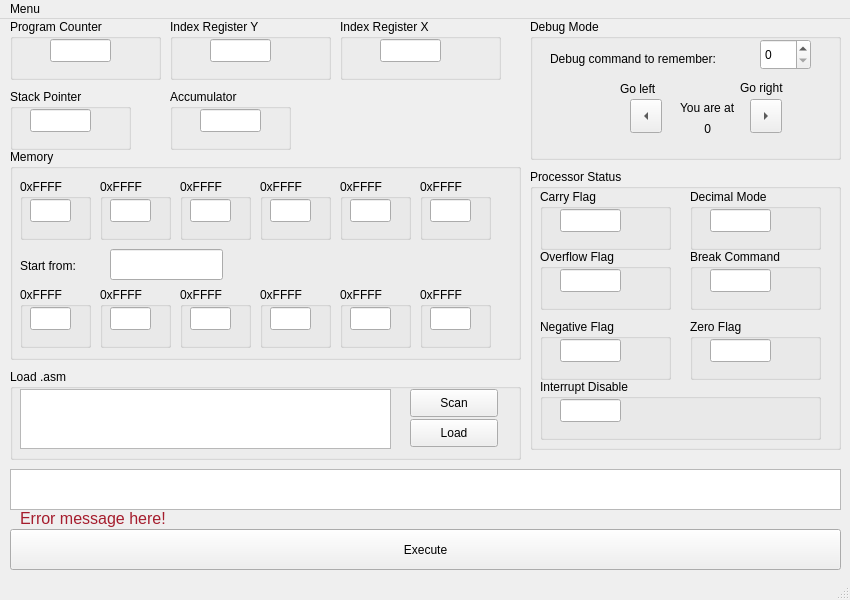
Qt form gui/concept.ui (wojciechmadry/cpu6502emulator) before a commit.
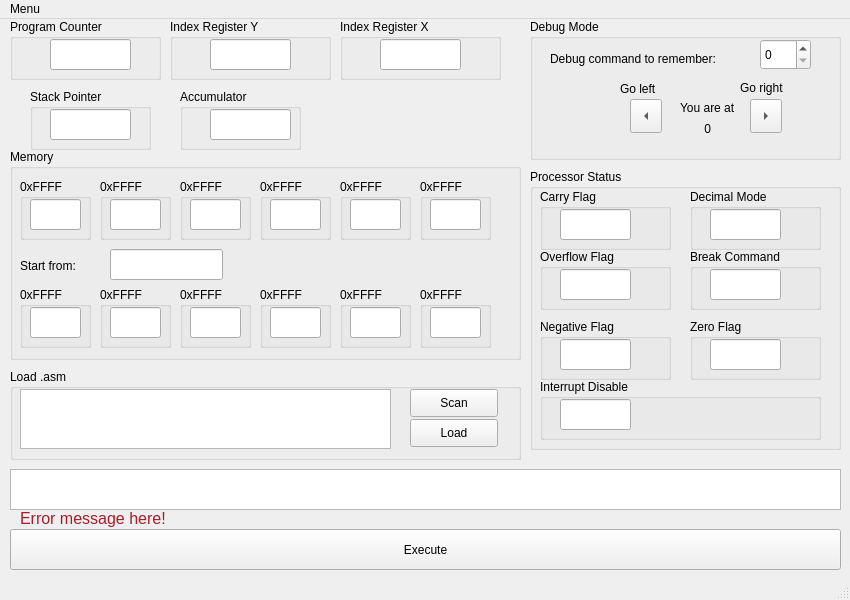
The same form after that commit. Icons and pictures are not drawn.

```diff
--- a/gui/concept.ui
+++ b/gui/concept.ui
@@ -279,8 +279,8 @@
       <rect>
        <x>40</x>
        <y>20</y>
-       <width>61</width>
-       <height>23</height>
+       <width>81</width>
+       <height>31</height>
       </rect>
      </property>
      <property name="inputMethodHints">
@@ -291,7 +291,7 @@
    <widget class="QGroupBox" name="SP_group">
     <property name="geometry">
      <rect>
-      <x>10</x>
+      <x>30</x>
       <y>70</y>
       <width>121</width>
       <height>61</height>
@@ -305,8 +305,8 @@
       <rect>
        <x>20</x>
        <y>20</y>
-       <width>61</width>
-       <height>23</height>
+       <width>81</width>
+       <height>31</height>
       </rect>
      </property>
      <property name="inputMethodHints">
@@ -317,7 +317,7 @@
    <widget class="QGroupBox" name="ACU_group">
     <property name="geometry">
      <rect>
-      <x>170</x>
+      <x>180</x>
       <y>70</y>
       <width>121</width>
       <height>61</height>
@@ -331,8 +331,8 @@
       <rect>
        <x>30</x>
        <y>20</y>
-       <width>61</width>
-       <height>23</height>
+       <width>81</width>
+       <height>31</height>
       </rect>
      </property>
      <property name="inputMethodHints">
@@ -357,8 +357,8 @@
       <rect>
        <x>40</x>
        <y>20</y>
-       <width>61</width>
-       <height>23</height>
+       <width>81</width>
+       <height>31</height>
       </rect>
      </property>
      <property name="inputMethodHints">
@@ -383,8 +383,8 @@
       <rect>
        <x>40</x>
        <y>20</y>
-       <width>61</width>
-       <height>23</height>
+       <width>81</width>
+       <height>31</height>
       </rect>
      </property>
      <property name="inputMethodHints">
@@ -421,8 +421,8 @@
        <rect>
         <x>20</x>
         <y>20</y>
-        <width>61</width>
-        <height>23</height>
+        <width>71</width>
+        <height>31</height>
        </rect>
       </property>
       <property name="inputMethodHints">
@@ -447,8 +447,8 @@
        <rect>
         <x>20</x>
         <y>20</y>
-        <width>61</width>
-        <height>23</height>
+        <width>71</width>
+        <height>31</height>
        </rect>
       </property>
       <property name="inputMethodHints">
@@ -473,8 +473,8 @@
        <rect>
         <x>20</x>
         <y>20</y>
-        <width>61</width>
-        <height>23</height>
+        <width>71</width>
+        <height>31</height>
        </rect>
       </property>
       <property name="inputMethodHints">
@@ -499,8 +499,8 @@
        <rect>
         <x>20</x>
         <y>20</y>
-        <width>61</width>
-        <height>23</height>
+        <width>71</width>
+        <height>31</height>
        </rect>
       </property>
       <property name="inputMethodHints">
@@ -525,8 +525,8 @@
        <rect>
         <x>20</x>
         <y>20</y>
-        <width>61</width>
-        <height>23</height>
+        <width>71</width>
+        <height>31</height>
        </rect>
       </property>
       <property name="inputMethodHints">
@@ -551,8 +551,8 @@
        <rect>
         <x>20</x>
         <y>20</y>
-        <width>61</width>
-        <height>23</height>
+        <width>71</width>
+        <height>31</height>
        </rect>
       </property>
       <property name="inputMethodHints">
@@ -577,8 +577,8 @@
        <rect>
         <x>20</x>
         <y>20</y>
-        <width>61</width>
-        <height>23</height>
+        <width>71</width>
+        <height>31</height>
        </rect>
       </property>
       <property name="inputMethodHints">
@@ -616,8 +616,8 @@
        <rect>
         <x>10</x>
         <y>20</y>
-        <width>41</width>
-        <height>23</height>
+        <width>51</width>
+        <height>31</height>
        </rect>
       </property>
       <property name="inputMethodHints">
@@ -642,8 +642,8 @@
        <rect>
         <x>10</x>
         <y>20</y>
-        <width>41</width>
-        <height>23</height>
+        <width>51</width>
+        <height>31</height>
        </rect>
       </property>
       <property name="inputMethodHints">
@@ -668,8 +668,8 @@
        <rect>
         <x>10</x>
         <y>20</y>
-        <width>41</width>
-        <height>23</height>
+        <width>51</width>
+        <height>31</height>
        </rect>
       </property>
       <property name="inputMethodHints">
@@ -694,8 +694,8 @@
        <rect>
         <x>10</x>
         <y>20</y>
-        <width>41</width>
-        <height>23</height>
+        <width>51</width>
+        <height>31</height>
        </rect>
       </property>
       <property name="inputMethodHints">
@@ -720,8 +720,8 @@
        <rect>
         <x>10</x>
         <y>20</y>
-        <width>41</width>
-        <height>23</height>
+        <width>51</width>
+        <height>31</height>
        </rect>
       </property>
       <property name="inputMethodHints">
@@ -746,8 +746,8 @@
        <rect>
         <x>10</x>
         <y>20</y>
-        <width>41</width>
-        <height>23</height>
+        <width>51</width>
+        <height>31</height>
        </rect>
       </property>
       <property name="inputMethodHints">
@@ -772,8 +772,8 @@
        <rect>
         <x>10</x>
         <y>20</y>
-        <width>41</width>
-        <height>23</height>
+        <width>51</width>
+        <height>31</height>
        </rect>
       </property>
       <property name="inputMethodHints">
@@ -798,8 +798,8 @@
        <rect>
         <x>10</x>
         <y>20</y>
-        <width>41</width>
-        <height>23</height>
+        <width>51</width>
+        <height>31</height>
        </rect>
       </property>
       <property name="inputMethodHints">
@@ -824,8 +824,8 @@
        <rect>
         <x>10</x>
         <y>20</y>
-        <width>41</width>
-        <height>23</height>
+        <width>51</width>
+        <height>31</height>
        </rect>
       </property>
       <property name="inputMethodHints">
@@ -850,8 +850,8 @@
        <rect>
         <x>10</x>
         <y>20</y>
-        <width>41</width>
-        <height>23</height>
+        <width>51</width>
+        <height>31</height>
        </rect>
       </property>
       <property name="inputMethodHints">
@@ -876,8 +876,8 @@
        <rect>
         <x>10</x>
         <y>20</y>
-        <width>41</width>
-        <height>23</height>
+        <width>51</width>
+        <height>31</height>
        </rect>
       </property>
       <property name="inputMethodHints">
@@ -902,8 +902,8 @@
        <rect>
         <x>10</x>
         <y>20</y>
-        <width>41</width>
-        <height>23</height>
+        <width>51</width>
+        <height>31</height>
        </rect>
       </property>
       <property name="inputMethodHints">
```
Left out of the diff: 2 changed lines with no effect on the pictures.
